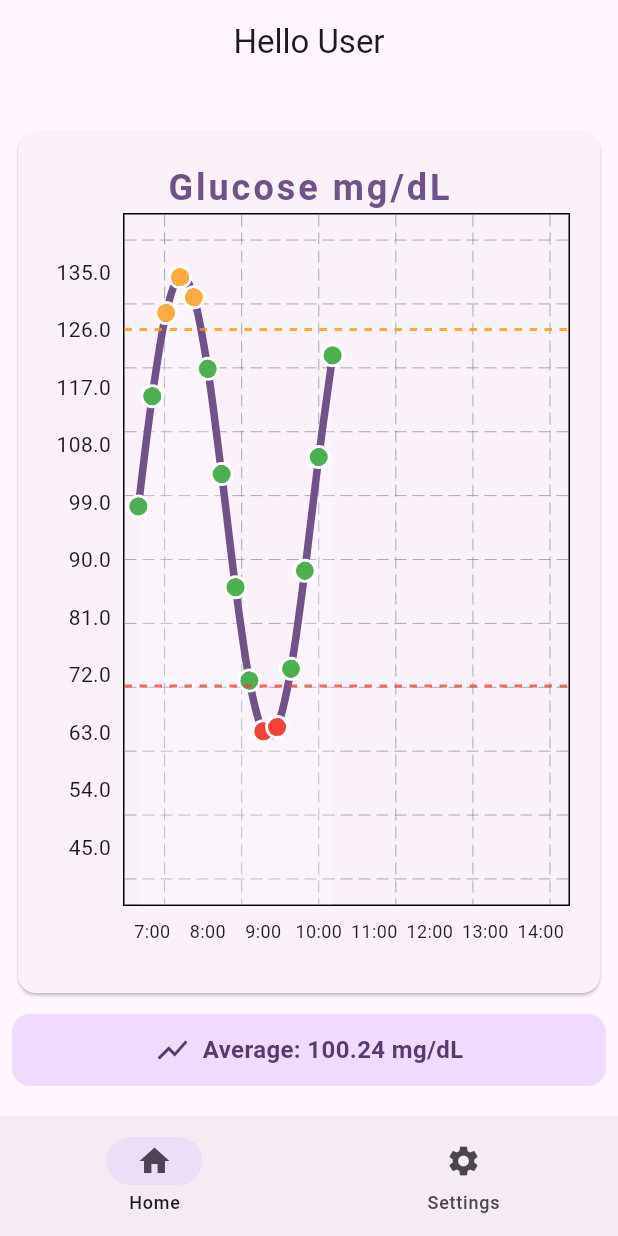
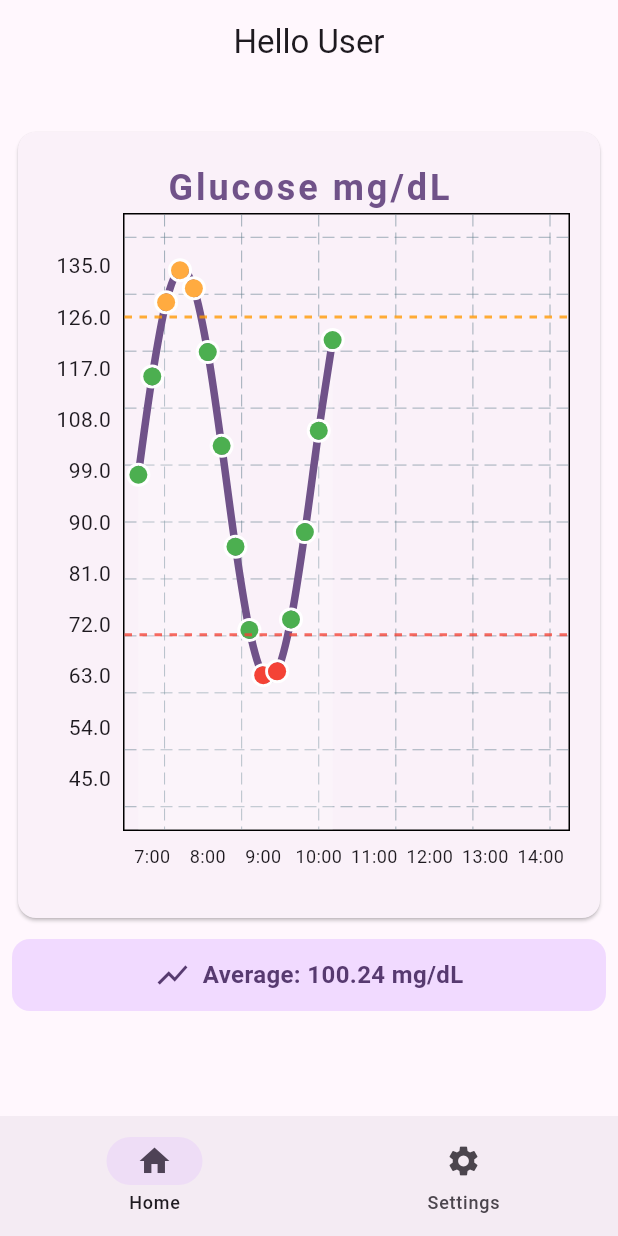
Before and after one commit to Tshadow999/glucose_monitor, a Flutter app: the WidgetTree screen opened directly, on a phone screen of 412 x 824 dp. Run offline on Flutter 3.47's test engine with Material 3 defaults, Android fonts, the phone set to English and light mode, and no system bars; drawn by our look-alikes of fl_chart; our stand-ins replace cloud_firestore, device_info_plus, firebase_auth, firebase_core, flutter_local_notifications, flutter_timezone and 3 more; accounts and stored records are empty; generated files the repository leaves out were written again.

Commit message:
Changed name to Sugar Daddy

```diff
--- a/mobile_app/lib/data/notifiers.dart
+++ b/mobile_app/lib/data/notifiers.dart
@@ -1,4 +1,4 @@
-import 'package:GlucoMonitor/data/auth_service.dart';
+import 'package:sugar_daddy/data/auth_service.dart';
 import 'package:flutter/material.dart';
 
 ValueNotifier<int> selectedPageNotifier = ValueNotifier(0);
--- a/mobile_app/lib/views/pages/forgot_pass_page.dart
+++ b/mobile_app/lib/views/pages/forgot_pass_page.dart
@@ -1,7 +1,7 @@
-import 'package:GlucoMonitor/data/notifiers.dart';
-import 'package:GlucoMonitor/views/pages/login_page.dart';
+import 'package:sugar_daddy/data/notifiers.dart';
+import 'package:sugar_daddy/views/pages/login_page.dart';
 import 'package:flutter/material.dart';
-import 'package:GlucoMonitor/views/widgets/hero_widget.dart';
+import 'package:sugar_daddy/views/widgets/hero_widget.dart';
 
 class ForgotPassPage extends StatefulWidget {
   const ForgotPassPage({super.key});
--- a/mobile_app/lib/views/pages/home_page.dart
+++ b/mobile_app/lib/views/pages/home_page.dart
@@ -1,5 +1,5 @@
 import 'package:flutter/material.dart';
-import 'package:GlucoMonitor/views/widgets/daily_glucose_chart.dart';
+import 'package:sugar_daddy/views/widgets/daily_glucose_chart.dart';
 
 class HomePage extends StatelessWidget {
   const HomePage({super.key});
--- a/mobile_app/lib/views/pages/signup_page.dart
+++ b/mobile_app/lib/views/pages/signup_page.dart
@@ -1,9 +1,9 @@
-import 'package:GlucoMonitor/data/notifiers.dart';
+import 'package:sugar_daddy/data/notifiers.dart';
 import 'package:cloud_firestore/cloud_firestore.dart';
 import 'package:firebase_auth/firebase_auth.dart';
 import 'package:flutter/material.dart';
-import 'package:GlucoMonitor/views/widget_tree.dart';
-import 'package:GlucoMonitor/views/widgets/hero_widget.dart';
+import 'package:sugar_daddy/views/widget_tree.dart';
+import 'package:sugar_daddy/views/widgets/hero_widget.dart';
 
 class SignupPage extends StatefulWidget {
   const SignupPage({super.key});
--- a/mobile_app/lib/views/widgets/daily_glucose_chart.dart
+++ b/mobile_app/lib/views/widgets/daily_glucose_chart.dart
@@ -1,12 +1,12 @@
 import 'dart:math';
 
-import 'package:GlucoMonitor/data/notification_service.dart';
+import 'package:sugar_daddy/data/notification_service.dart';
 import 'package:fl_chart/fl_chart.dart';
 import 'package:flutter/material.dart';
 import 'dart:async';
 
-import 'package:GlucoMonitor/data/constants.dart';
-import 'package:GlucoMonitor/data/notifiers.dart';
+import 'package:sugar_daddy/data/constants.dart';
+import 'package:sugar_daddy/data/notifiers.dart';
 
 class DailyGlucoseChart extends StatefulWidget {
   const DailyGlucoseChart({super.key});
@@ -46,6 +46,7 @@ class _DailyGlucoseChartState extends State<DailyGlucoseChart> {
     return Container(
       width: double.infinity,
       padding: EdgeInsets.symmetric(vertical: 20.0),
+      child: Expanded(
         child: Column(
           children: [
             Card(
@@ -58,7 +59,7 @@ class _DailyGlucoseChartState extends State<DailyGlucoseChart> {
                       "Glucose $glucoseUnitLabel",
                       style: CustomTextStyles.cardTitle(context),
                     ),
-                  SizedBox(height: 500, child: LineChart(mainData())),
+                    SizedBox(height: 450, child: LineChart(mainData())),
                   ],
                 ),
               ),
@@ -66,6 +67,7 @@ class _DailyGlucoseChartState extends State<DailyGlucoseChart> {
             const SizedBox(height: 10),
             averageGlucoseCard(context),
           ],
+        ),
       ),
     );
   }
--- a/mobile_app/lib/views/widgets/navigationbar_widget.dart
+++ b/mobile_app/lib/views/widgets/navigationbar_widget.dart
@@ -1,5 +1,5 @@
 import 'package:flutter/material.dart';
-import 'package:GlucoMonitor/data/notifiers.dart';
+import 'package:sugar_daddy/data/notifiers.dart';
 
 class NavigationbarWidget extends StatelessWidget {
   const NavigationbarWidget({super.key});
--- a/mobile_app/pubspec.yaml
+++ b/mobile_app/pubspec.yaml
@@ -1,4 +1,4 @@
-name: GlucoMonitor
+name: sugar_daddy
 description: "A modern app that displays your blood glucose level"
 # The following line prevents the package from being accidentally published to
 # pub.dev using `flutter pub publish`. This is preferred for private packages.
```
Also changed, not shown: mobile_app/lib/main.dart (+5 -5 lines), mobile_app/lib/views/pages/login_page.dart (+6 -6 lines), mobile_app/lib/views/pages/settings_page.dart (+4 -3 lines), mobile_app/lib/views/widget_tree.dart (+5 -5 lines), 3 other files. Lines whose indentation alone changed are shown as unchanged.
